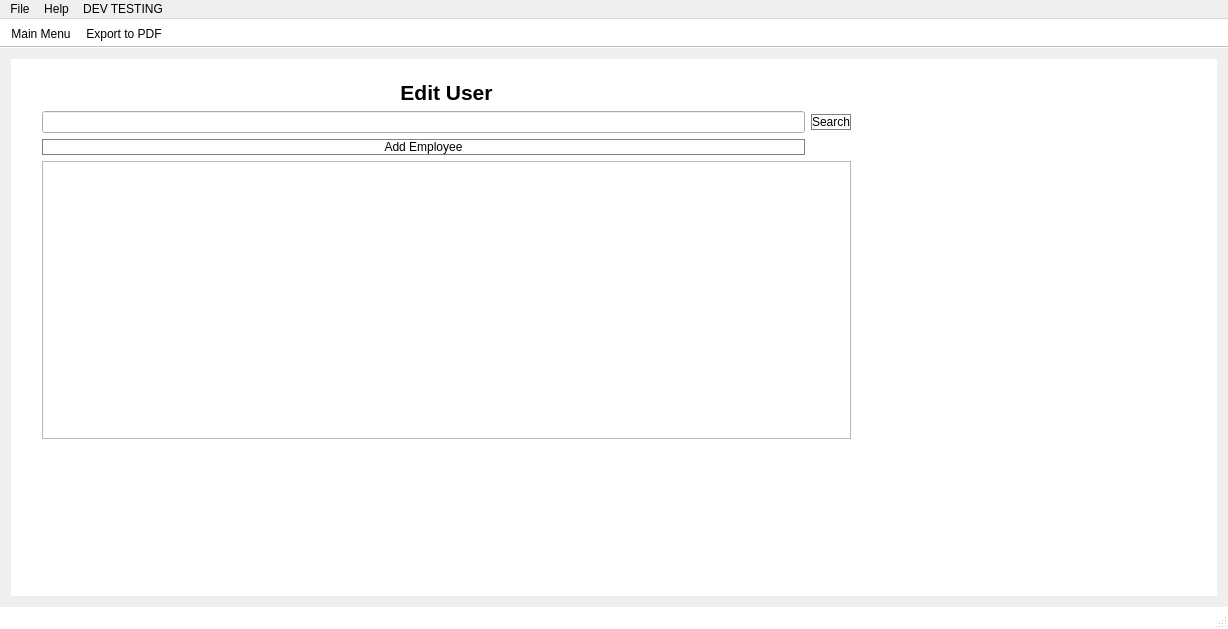
This is ArcApp/mainwindow.ui in Arc-Project/Arc as Qt 5 draws it before an edit. The edited form follows.
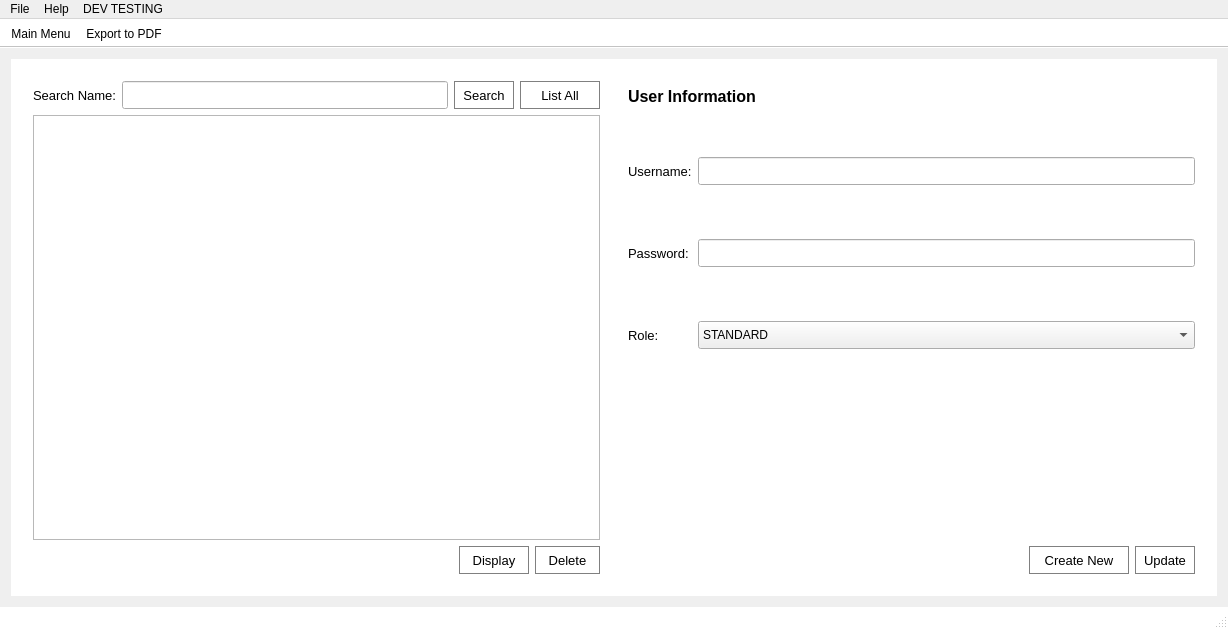
This is the edited form. The open tabs and pages were chosen to show the change. Icons and pictures are not drawn.

What changed in the file:
```diff
--- a/ArcApp/mainwindow.ui
+++ b/ArcApp/mainwindow.ui
@@ -69,12 +69,14 @@
 	color: white;
 }
 
-
+QLabel#lbl_editUserWarning{
+	color: red;
+}
 </string>
   </property>
   <widget class="QWidget" name="centralWidget">
    <layout class="QGridLayout" name="gridLayout_6">
-    <item row="0" column="1">
+    <item row="0" column="0">
      <widget class="QStackedWidget" name="stackedWidget">
       <property name="currentIndex">
        <number>0</number>
@@ -1050,68 +1052,448 @@
        </layout>
       </widget>
       <widget class="QWidget" name="editUsers">
-       <widget class="QWidget" name="gridLayoutWidget_2">
-        <property name="geometry">
-         <rect>
-          <x>20</x>
-          <y>10</y>
-          <width>831</width>
-          <height>381</height>
-         </rect>
-        </property>
-        <layout class="QGridLayout" name="gridLayout_2">
-         <item row="1" column="1">
-          <widget class="QPushButton" name="pushButton_6">
-           <property name="text">
-            <string>Search</string>
-           </property>
-          </widget>
-         </item>
-         <item row="1" column="0">
-          <widget class="QLineEdit" name="lineEdit"/>
-         </item>
-         <item row="0" column="0" colspan="2">
-          <widget class="QLabel" name="label_5">
-           <property name="font">
-            <font>
-             <pointsize>16</pointsize>
-             <weight>75</weight>
-             <bold>true</bold>
-            </font>
-           </property>
-           <property name="text">
-            <string>Edit User</string>
-           </property>
-           <property name="alignment">
-            <set>Qt::AlignCenter</set>
-           </property>
-          </widget>
-         </item>
-         <item row="2" column="0">
-          <widget class="QPushButton" name="pushButton_7">
-           <property name="sizePolicy">
-            <sizepolicy hsizetype="Preferred" vsizetype="Fixed">
-             <horstretch>0</horstretch>
-             <verstretch>0</verstretch>
-            </sizepolicy>
-           </property>
-           <property name="text">
-            <string>Add Employee</string>
-           </property>
-          </widget>
-         </item>
-         <item row="3" column="0" colspan="2">
-          <widget class="QColumnView" name="columnView">
-           <property name="sizePolicy">
-            <sizepolicy hsizetype="Preferred" vsizetype="Expanding">
-             <horstretch>0</horstretch>
-             <verstretch>0</verstretch>
-            </sizepolicy>
-           </property>
-          </widget>
-         </item>
-        </layout>
-       </widget>
+       <layout class="QGridLayout" name="gridLayout_20">
+        <item row="0" column="0">
+         <widget class="QWidget" name="wgd_editUserSearch" native="true">
+          <layout class="QGridLayout" name="gridLayout_2">
+           <item row="0" column="0">
+            <layout class="QHBoxLayout" name="horizontalLayout_12">
+             <item>
+              <widget class="QLabel" name="lbl_searchName">
+               <property name="font">
+                <font>
+                 <pointsize>10</pointsize>
+                </font>
+               </property>
+               <property name="text">
+                <string>Search Name:</string>
+               </property>
+              </widget>
+             </item>
+             <item>
+              <widget class="QLineEdit" name="le_users">
+               <property name="minimumSize">
+                <size>
+                 <width>180</width>
+                 <height>28</height>
+                </size>
+               </property>
+               <property name="font">
+                <font>
+                 <pointsize>10</pointsize>
+                </font>
+               </property>
+              </widget>
+             </item>
+             <item>
+              <widget class="QPushButton" name="btn_searchUsers">
+               <property name="minimumSize">
+                <size>
+                 <width>60</width>
+                 <height>28</height>
+                </size>
+               </property>
+               <property name="font">
+                <font>
+                 <pointsize>10</pointsize>
+                </font>
+               </property>
+               <property name="text">
+                <string>Search</string>
+               </property>
+              </widget>
+             </item>
+             <item>
+              <widget class="QPushButton" name="btn_listAllUsers">
+               <property name="sizePolicy">
+                <sizepolicy hsizetype="Preferred" vsizetype="Fixed">
+                 <horstretch>0</horstretch>
+                 <verstretch>0</verstretch>
+                </sizepolicy>
+               </property>
+               <property name="minimumSize">
+                <size>
+                 <width>80</width>
+                 <height>28</height>
+                </size>
+               </property>
+               <property name="font">
+                <font>
+                 <pointsize>10</pointsize>
+                </font>
+               </property>
+               <property name="text">
+                <string>List All</string>
+               </property>
+              </widget>
+             </item>
+            </layout>
+           </item>
+           <item row="1" column="0">
+            <widget class="QColumnView" name="columnView">
+             <property name="sizePolicy">
+              <sizepolicy hsizetype="Preferred" vsizetype="Expanding">
+               <horstretch>0</horstretch>
+               <verstretch>0</verstretch>
+              </sizepolicy>
+             </property>
+            </widget>
+           </item>
+           <item row="2" column="0">
+            <layout class="QHBoxLayout" name="horizontalLayout_13">
+             <item>
+              <spacer name="horizontalSpacer_11">
+               <property name="orientation">
+                <enum>Qt::Horizontal</enum>
+               </property>
+               <property name="sizeHint" stdset="0">
+                <size>
+                 <width>40</width>
+                 <height>20</height>
+                </size>
+               </property>
+              </spacer>
+             </item>
+             <item>
+              <widget class="QPushButton" name="btn_displayUser">
+               <property name="minimumSize">
+                <size>
+                 <width>70</width>
+                 <height>28</height>
+                </size>
+               </property>
+               <property name="font">
+                <font>
+                 <pointsize>10</pointsize>
+                </font>
+               </property>
+               <property name="text">
+                <string>Display</string>
+               </property>
+              </widget>
+             </item>
+             <item>
+              <widget class="QPushButton" name="pushButton_6">
+               <property name="minimumSize">
+                <size>
+                 <width>65</width>
+                 <height>28</height>
+                </size>
+               </property>
+               <property name="font">
+                <font>
+                 <pointsize>10</pointsize>
+                </font>
+               </property>
+               <property name="text">
+                <string>Delete</string>
+               </property>
+              </widget>
+             </item>
+            </layout>
+           </item>
+          </layout>
+         </widget>
+        </item>
+        <item row="0" column="1">
+         <widget class="QWidget" name="wgd_editUserFields" native="true">
+          <property name="minimumSize">
+           <size>
+            <width>500</width>
+            <height>0</height>
+           </size>
+          </property>
+          <layout class="QGridLayout" name="gridLayout_19">
+           <item row="0" column="0">
+            <layout class="QVBoxLayout" name="verticalLayout_2">
+             <item>
+              <widget class="QLabel" name="label_5">
+               <property name="sizePolicy">
+                <sizepolicy hsizetype="Preferred" vsizetype="Fixed">
+                 <horstretch>0</horstretch>
+                 <verstretch>0</verstretch>
+                </sizepolicy>
+               </property>
+               <property name="minimumSize">
+                <size>
+                 <width>0</width>
+                 <height>30</height>
+                </size>
+               </property>
+               <property name="font">
+                <font>
+                 <pointsize>12</pointsize>
+                 <weight>75</weight>
+                 <bold>true</bold>
+                </font>
+               </property>
+               <property name="text">
+                <string>User Information</string>
+               </property>
+              </widget>
+             </item>
+             <item>
+              <spacer name="verticalSpacer_6">
+               <property name="orientation">
+                <enum>Qt::Vertical</enum>
+               </property>
+               <property name="sizeType">
+                <enum>QSizePolicy::Minimum</enum>
+               </property>
+               <property name="sizeHint" stdset="0">
+                <size>
+                 <width>20</width>
+                 <height>40</height>
+                </size>
+               </property>
+              </spacer>
+             </item>
+             <item>
+              <layout class="QFormLayout" name="formLayout_8">
+               <item row="0" column="0">
+                <widget class="QLabel" name="lbl_userName">
+                 <property name="sizePolicy">
+                  <sizepolicy hsizetype="Minimum" vsizetype="Preferred">
+                   <horstretch>0</horstretch>
+                   <verstretch>0</verstretch>
+                  </sizepolicy>
+                 </property>
+                 <property name="minimumSize">
+                  <size>
+                   <width>0</width>
+                   <height>28</height>
+                  </size>
+                 </property>
+                 <property name="font">
+                  <font>
+                   <pointsize>10</pointsize>
+                  </font>
+                 </property>
+                 <property name="text">
+                  <string>Username:</string>
+                 </property>
+                </widget>
+               </item>
+               <item row="0" column="1">
+                <widget class="QLineEdit" name="le_userName">
+                 <property name="minimumSize">
+                  <size>
+                   <width>0</width>
+                   <height>28</height>
+                  </size>
+                 </property>
+                </widget>
+               </item>
+               <item row="2" column="0">
+                <widget class="QLabel" name="lbl_password">
+                 <property name="sizePolicy">
+                  <sizepolicy hsizetype="Minimum" vsizetype="Preferred">
+                   <horstretch>0</horstretch>
+                   <verstretch>0</verstretch>
+                  </sizepolicy>
+                 </property>
+                 <property name="minimumSize">
+                  <size>
+                   <width>0</width>
+                   <height>28</height>
+                  </size>
+                 </property>
+                 <property name="font">
+                  <font>
+                   <pointsize>10</pointsize>
+                  </font>
+                 </property>
+                 <property name="text">
+                  <string>Password:</string>
+                 </property>
+                </widget>
+               </item>
+               <item row="2" column="1">
+                <widget class="QLineEdit" name="le_password">
+                 <property name="minimumSize">
+                  <size>
+                   <width>0</width>
+                   <height>28</height>
+                  </size>
+                 </property>
+                </widget>
+               </item>
+               <item row="4" column="0">
+                <widget class="QLabel" name="lbl_role">
+                 <property name="sizePolicy">
+                  <sizepolicy hsizetype="Minimum" vsizetype="Preferred">
+                   <horstretch>0</horstretch>
+                   <verstretch>0</verstretch>
+                  </sizepolicy>
+                 </property>
+                 <property name="minimumSize">
+                  <size>
+                   <width>0</width>
+                   <height>28</height>
+                  </size>
+                 </property>
+                 <property name="font">
+                  <font>
+                   <pointsize>10</pointsize>
+                  </font>
+                 </property>
+                 <property name="text">
+                  <string>Role:</string>
+                 </property>
+                </widget>
+               </item>
+               <item row="3" column="1">
+                <spacer name="verticalSpacer_4">
+                 <property name="orientation">
+                  <enum>Qt::Vertical</enum>
+                 </property>
+                 <property name="sizeHint" stdset="0">
+                  <size>
+                   <width>20</width>
+                   <height>40</height>
+                  </size>
+                 </property>
+                </spacer>
+               </item>
+               <item row="1" column="1">
+                <spacer name="verticalSpacer_5">
+                 <property name="orientation">
+                  <enum>Qt::Vertical</enum>
+                 </property>
+                 <property name="sizeHint" stdset="0">
+                  <size>
+                   <width>20</width>
+                   <height>40</height>
+                  </size>
+                 </property>
+                </spacer>
+               </item>
+               <item row="4" column="1">
+                <widget class="QComboBox" name="comboBox">
+                 <property name="minimumSize">
+                  <size>
+                   <width>0</width>
+                   <height>28</height>
+                  </size>
+                 </property>
+                 <property name="currentText">
+                  <string>STANDARD</string>
+                 </property>
+                 <item>
+                  <property name="text">
+                   <string>STANDARD</string>
+                  </property>
+                 </item>
+                 <item>
+                  <property name="text">
+                   <string>CASE WORKER</string>
+                  </property>
+                 </item>
+                 <item>
+                  <property name="text">
+                   <string>ADMIN</string>
+                  </property>
+                 </item>
+                </widget>
+               </item>
+              </layout>
+             </item>
+             <item>
+              <spacer name="verticalSpacer_3">
+               <property name="orientation">
+                <enum>Qt::Vertical</enum>
+               </property>
+               <property name="sizeHint" stdset="0">
+                <size>
+                 <width>20</width>
+                 <height>40</height>
+                </size>
+               </property>
+              </spacer>
+             </item>
+             <item>
+              <layout class="QHBoxLayout" name="horizontalLayout_14">
+               <item>
+                <widget class="QLabel" name="lbl_editUserWarning">
+                 <property name="sizePolicy">
+                  <sizepolicy hsizetype="Preferred" vsizetype="Ignored">
+                   <horstretch>0</horstretch>
+                   <verstretch>0</verstretch>
+                  </sizepolicy>
+                 </property>
+                 <property name="minimumSize">
+                  <size>
+                   <width>0</width>
+                   <height>28</height>
+                  </size>
+                 </property>
+                 <property name="font">
+                  <font>
+                   <pointsize>10</pointsize>
+                  </font>
+                 </property>
+                 <property name="text">
+                  <string/>
+                 </property>
+                </widget>
+               </item>
+               <item>
+                <spacer name="horizontalSpacer_12">
+                 <property name="orientation">
+                  <enum>Qt::Horizontal</enum>
+                 </property>
+                 <property name="sizeHint" stdset="0">
+                  <size>
+                   <width>40</width>
+                   <height>20</height>
+                  </size>
+                 </property>
+                </spacer>
+               </item>
+               <item>
+                <widget class="QPushButton" name="btn_createNewUser">
+                 <property name="minimumSize">
+                  <size>
+                   <width>100</width>
+                   <height>28</height>
+                  </size>
+                 </property>
+                 <property name="font">
+                  <font>
+                   <pointsize>10</pointsize>
+                  </font>
+                 </property>
+                 <property name="text">
+                  <string>Create New</string>
+                 </property>
+                </widget>
+               </item>
+               <item>
+                <widget class="QPushButton" name="pushButton_4">
+                 <property name="minimumSize">
+                  <size>
+                   <width>60</width>
+                   <height>28</height>
+                  </size>
+                 </property>
+                 <property name="font">
+                  <font>
+                   <pointsize>10</pointsize>
+                  </font>
+                 </property>
+                 <property name="text">
+                  <string>Update</string>
+                 </property>
+                </widget>
+               </item>
+              </layout>
+             </item>
+            </layout>
+           </item>
+          </layout>
+         </widget>
+        </item>
+       </layout>
       </widget>
       <widget class="QWidget" name="editProgram">
        <widget class="QWidget" name="gridLayoutWidget_3">
```
Left out of the diff: 4 changed lines with no effect on the pictures.
